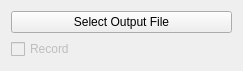
Above: BetaProbe/Resources/UI/qSlicerBetaProbeLogRecorderWidget.ui from lchauvin/BetaProbe before the change. Below: the same form after it.
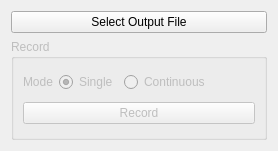
That is the form after the change. Custom widgets are drawn as their Qt base class.

Commit message: ENH: Implemented single shot recording, as well as changing recording file on the fly.

```diff
--- a/BetaProbe/Resources/UI/qSlicerBetaProbeLogRecorderWidget.ui
+++ b/BetaProbe/Resources/UI/qSlicerBetaProbeLogRecorderWidget.ui
@@ -6,8 +6,8 @@
    <rect>
     <x>0</x>
     <y>0</y>
-    <width>243</width>
-    <height>71</height>
+    <width>278</width>
+    <height>151</height>
    </rect>
   </property>
   <property name="windowTitle">
@@ -22,13 +22,63 @@
     </widget>
    </item>
    <item>
-    <widget class="QCheckBox" name="RecordCheckbox">
+    <widget class="QGroupBox" name="RecordGroupBox">
      <property name="enabled">
       <bool>false</bool>
      </property>
-     <property name="text">
+     <property name="title">
       <string>Record</string>
      </property>
+     <layout class="QVBoxLayout" name="verticalLayout_2">
+      <item>
+       <layout class="QHBoxLayout" name="horizontalLayout">
+        <item>
+         <widget class="QLabel" name="label">
+          <property name="text">
+           <string>Mode</string>
+          </property>
+         </widget>
+        </item>
+        <item>
+         <widget class="QRadioButton" name="SingleModeRadio">
+          <property name="text">
+           <string>Single</string>
+          </property>
+          <property name="checked">
+           <bool>true</bool>
+          </property>
+         </widget>
+        </item>
+        <item>
+         <widget class="QRadioButton" name="ContinuousModeRadio">
+          <property name="text">
+           <string>Continuous</string>
+          </property>
+         </widget>
+        </item>
+        <item>
+         <spacer name="horizontalSpacer">
+          <property name="orientation">
+           <enum>Qt::Horizontal</enum>
+          </property>
+          <property name="sizeHint" stdset="0">
+           <size>
+            <width>40</width>
+            <height>20</height>
+           </size>
+          </property>
+         </spacer>
+        </item>
+       </layout>
+      </item>
+      <item>
+       <widget class="QPushButton" name="RecordButton">
+        <property name="text">
+         <string>Record</string>
+        </property>
+       </widget>
+      </item>
+     </layout>
     </widget>
    </item>
   </layout>
```
The commit also changes 3 other files.
